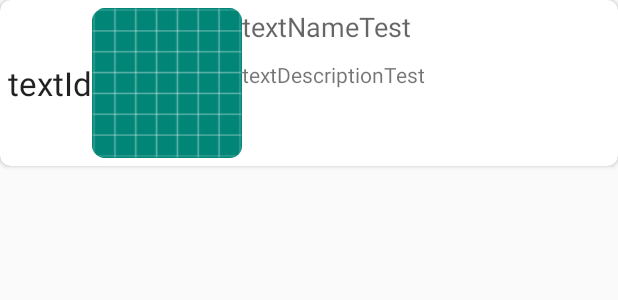
After one commit to vvpdev/WarSpotTests, an Android app: the layout card_list_test.xml on its own in the app's theme, with its tools: preview values and no code run, on a phone screen of 412 x 824 dp. The commit adds this screen. Shown: the top 300 px of the screen. Run offline under Robolectric (Android 15) with nearby library versions, the phone set to English and light mode, and no system bars.

Commit message:
start to create RecyclerView for list of test

```diff
--- a/app/build.gradle
+++ b/app/build.gradle
@@ -40,4 +40,5 @@ dependencies {
     implementation 'com.android.support:preference-v7:28.0.0'
 
     implementation 'com.jakewharton:butterknife:8.4.0'
+    implementation 'androidx.cardview:cardview:1.0.0'
 }
--- /dev/null
+++ b/app/src/main/java/com/hfad/tanktests/MenuScreen/intMenuActivity.java
@@ -0,0 +1,4 @@
+package com.hfad.tanktests.MenuScreen;
+
+public interface intMenuActivity {
+}
--- /dev/null
+++ b/app/src/main/java/com/hfad/tanktests/MenuScreen/intMenuPresenter.java
@@ -0,0 +1,4 @@
+package com.hfad.tanktests.MenuScreen;
+
+public interface intMenuPresenter {
+}
--- a/app/src/main/java/com/hfad/tanktests/Model/DateBase.java
+++ b/app/src/main/java/com/hfad/tanktests/Model/DateBase.java
@@ -11,7 +11,7 @@ import com.hfad.tanktests.Utils;
 
 // база данных
 
-@Database(entities = {User.class, Question.class}, version = Utils.DATE_BASE_VERSION, exportSchema = false)
+@Database(entities = {User.class, Question.class, Test.class}, version = Utils.DATE_BASE_VERSION, exportSchema = false)
 
     public abstract class DateBase extends RoomDatabase {
 
@@ -46,8 +46,8 @@ import com.hfad.tanktests.Utils;
                                             super.onCreate(db);
 
                                             // заполнение в фоне
-                                            FillTableQuestions fillTableQuestions = new FillTableQuestions();
-                                            Thread thread = new Thread(fillTableQuestions);
+                                            FillDB fillDB = new FillDB();
+                                            Thread thread = new Thread(fillDB);
                                             thread.start();
 
                                         }
--- /dev/null
+++ b/app/src/main/res/layout/card_list_test.xml
@@ -0,0 +1,50 @@
+<?xml version="1.0" encoding="utf-8"?>
+<androidx.cardview.widget.CardView xmlns:android="http://schemas.android.com/apk/res/android"
+    xmlns:app="http://schemas.android.com/apk/res-auto"
+    android:id="@+id/cardViewItemTest"
+    android:layout_width="match_parent"
+    android:layout_height="wrap_content"
+    android:orientation="vertical"
+    app:cardCornerRadius="7dp">
+
+    <RelativeLayout
+        android:layout_width="match_parent"
+        android:layout_height="wrap_content"
+        android:layout_margin="5dp">
+
+        <TextView
+            android:id="@+id/textIdTest"
+            android:layout_width="wrap_content"
+            android:layout_height="wrap_content"
+            android:layout_centerHorizontal="false"
+            android:layout_centerVertical="true"
+            android:text="textId"
+            android:textAppearance="@style/TextAppearance.AppCompat.Large" />
+
+        <ImageView
+            android:id="@+id/imageTestCover"
+            android:layout_width="100dp"
+            android:layout_height="100dp"
+            android:layout_toEndOf="@id/textIdTest"
+            app:srcCompat="@mipmap/ic_launcher" />
+
+        <TextView
+            android:id="@+id/textNameTest"
+            android:layout_width="match_parent"
+            android:layout_height="wrap_content"
+            android:layout_marginBottom="10dp"
+            android:layout_toEndOf="@id/imageTestCover"
+            android:text="textNameTest"
+            android:textAppearance="@style/TextAppearance.AppCompat.Medium" />
+
+        <TextView
+            android:id="@+id/textDescriptionTest"
+            android:layout_width="match_parent"
+            android:layout_height="wrap_content"
+            android:layout_below="@id/textNameTest"
+            android:layout_toEndOf="@id/imageTestCover"
+            android:text="textDescriptionTest"
+            android:textAppearance="@style/TextAppearance.AppCompat.Small" />
+    </RelativeLayout>
+
+</androidx.cardview.widget.CardView>
--- a/app/src/main/res/values/colors.xml
+++ b/app/src/main/res/values/colors.xml
@@ -3,4 +3,5 @@
     <color name="colorPrimary">#008577</color>
     <color name="colorPrimaryDark">#00574B</color>
     <color name="colorAccent">#D81B60</color>
+    <color name="background_recyclerViewListTest">#9FDAD7D8</color>
 </resources>
```
Also changed, not shown: app/src/main/java/com/hfad/tanktests/MenuScreen/AdapterListTest.java (added, +70 -0 lines), app/src/main/java/com/hfad/tanktests/MenuScreen/MenuPresenter.java (added, +13 -0 lines), app/src/main/java/com/hfad/tanktests/Model/DAO.java (+18 -5 lines), app/src/main/java/com/hfad/tanktests/Model/FillDB.java (renamed from app/src/main/java/com/hfad/tanktests/Model/FillTableQuestions.java, +17 -4 lines), app/src/main/java/com/hfad/tanktests/Model/Test.java (+8 -4 lines), app/src/main/java/com/hfad/tanktests/Utils.java (+6 -1 lines), app/src/main/res/layout/menu_activity.xml (+7 -2 lines), app/src/main/res/drawable/test1_cover.jpg (added).
